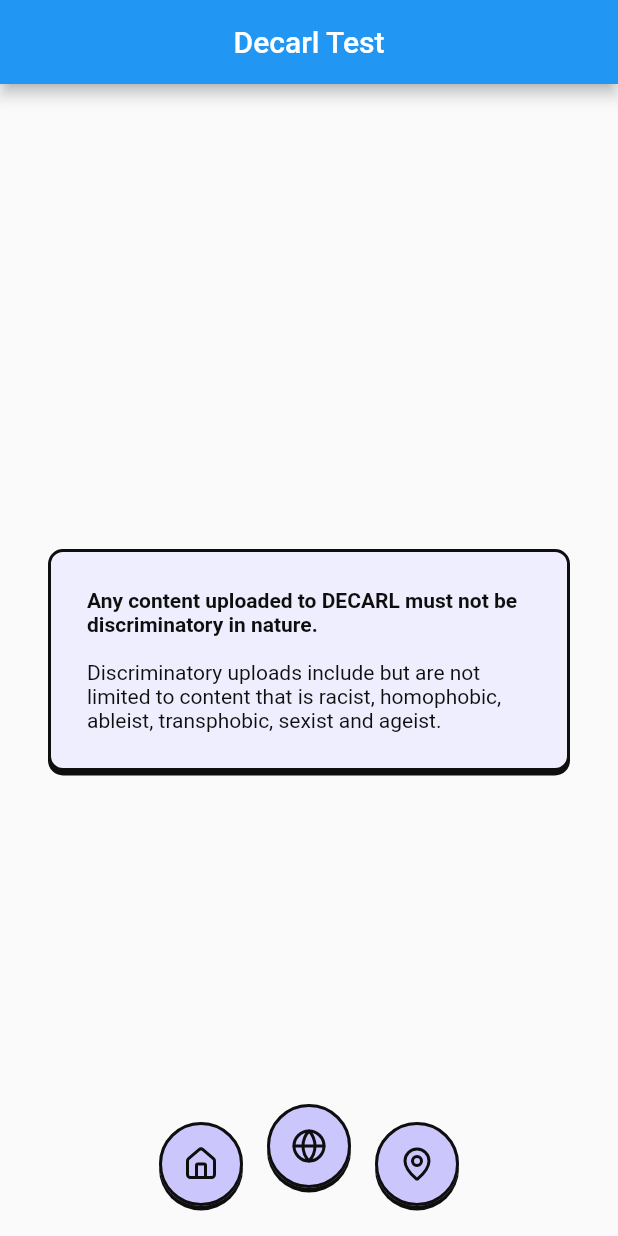
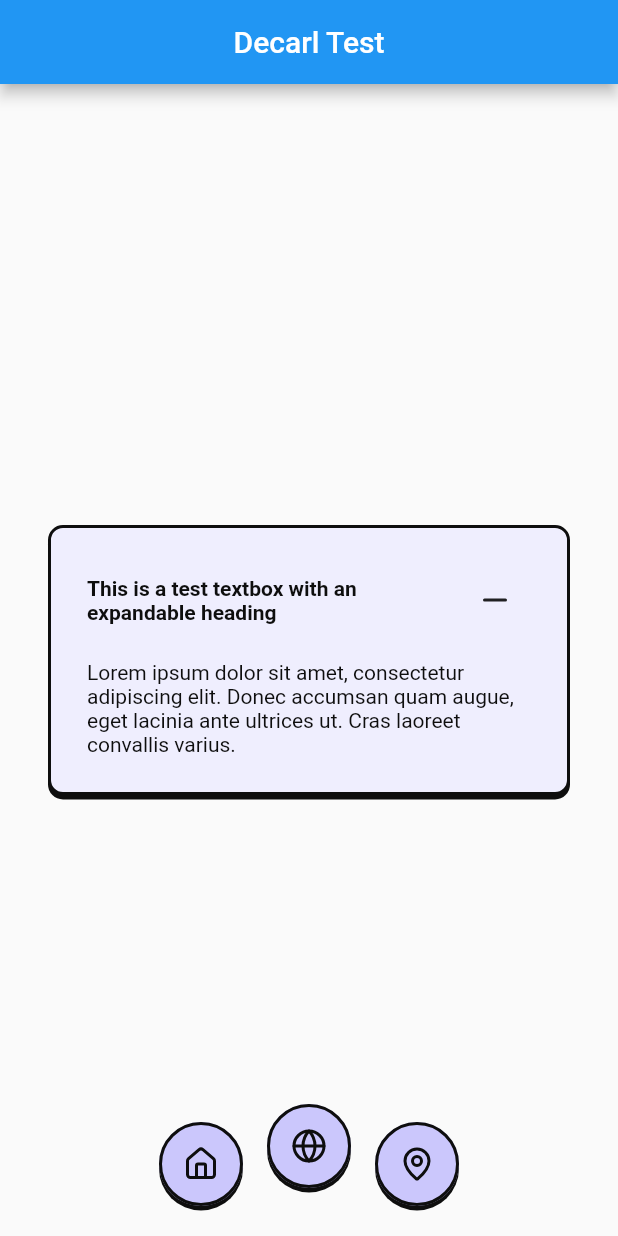
Before and after one commit to DECO-Demons/decarl, a Flutter app: the screen it shows after launch, on a phone screen of 412 x 824 dp. Run offline on Flutter 3.47's test engine with Material 2 defaults, Android fonts, the phone set to English and light mode, and no system bars; our stand-ins replace cloud_firestore, firebase_core, firebase_database, geolocator, google_maps_flutter, location and 1 more; missing offline and left inert: ar_flutter_plugin, geoflutterfire2; accounts and stored records are empty.

Commit message:
feat: textbox expands on button press

```diff
--- a/lib/components/textbox.dart
+++ b/lib/components/textbox.dart
@@ -1,4 +1,5 @@
 import 'package:flutter/material.dart';
+import 'package:lucide_icons/lucide_icons.dart';
 import 'appcolors.dart';
 
 class CustomTextBox extends StatefulWidget {
@@ -28,6 +29,14 @@ class _TextBoxState extends State<CustomTextBox> {
     super.initState();
   }
 
+  bool isExpanded = true;
+
+  void expandBox() {
+    setState(() {
+      isExpanded = !isExpanded;
+    });
+  }
+
   @override
   Widget build(BuildContext context) {
     return Container(
@@ -51,16 +60,32 @@ class _TextBoxState extends State<CustomTextBox> {
           widget.heading == null
               ? Container()
               : Padding(
-                  padding: const EdgeInsets.only(bottom: 16),
+                  padding: isExpanded
+                      ? const EdgeInsets.only(bottom: 16)
+                      : const EdgeInsets.all(0),
+                  child: Row(children: [
+                    Expanded(
                       child: Text(widget.heading!,
                           style: const TextStyle(
                               color: AppColors.outline,
                               decoration: TextDecoration.none,
                               fontWeight: FontWeight.bold)),
                     ),
-          Text(widget.body,
+                    widget.expandable
+                        ? IconButton(
+                            onPressed: expandBox,
+                            icon: Icon(isExpanded
+                                ? LucideIcons.minus
+                                : LucideIcons.plus))
+                        : const Icon(LucideIcons.plus),
+                  ]),
+                ),
+          isExpanded
+              ? Text(widget.body,
                   style: const TextStyle(
-                  color: AppColors.outline, decoration: TextDecoration.none)),
+                      color: AppColors.outline,
+                      decoration: TextDecoration.none))
+              : Container(),
         ]));
   }
 }
--- a/lib/screens/home.dart
+++ b/lib/screens/home.dart
@@ -13,10 +13,10 @@ class HomePage extends StatelessWidget {
       child: const Align(
           alignment: Alignment.center,
           child: CustomTextBox(
-            heading:
-                "Any content uploaded to DECARL must not be discriminatory in nature.",
-            body:
-                'Discriminatory uploads include but are not limited to content that is racist, homophobic, ableist, transphobic, sexist and ageist.    ',
+            heading: "This is a test textbox with an expandable heading",
+            body: 'Lorem ipsum dolor sit amet, consectetur adipiscing elit. '
+                'Donec accumsan quam augue, eget lacinia ante ultrices ut. '
+                'Cras laoreet convallis varius.',
             color: AppColors.secondaryLight,
             expandable: true,
           )),
```
Lines whose indentation alone changed are shown as unchanged.
